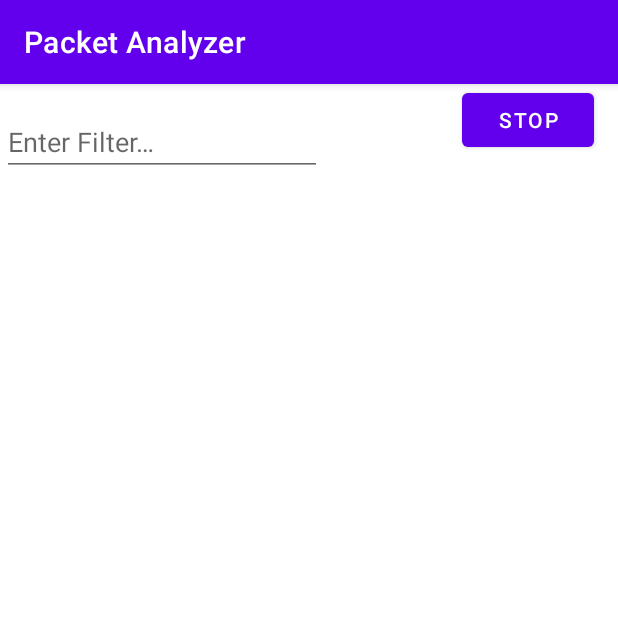
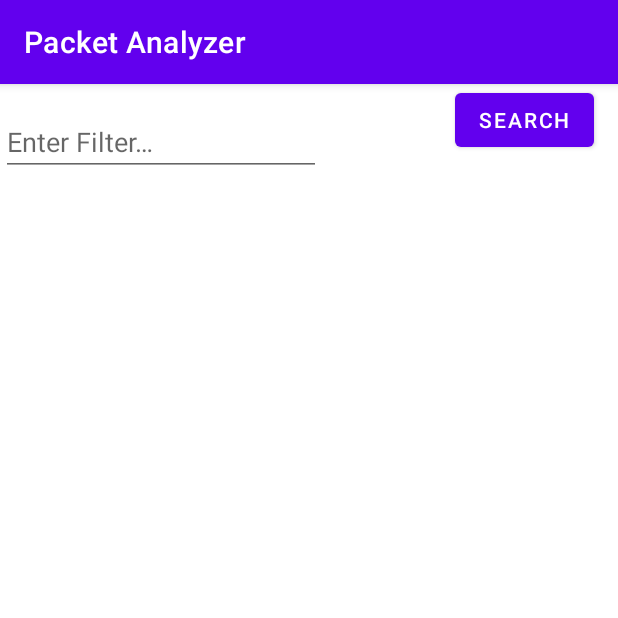
Before and after one commit to comp7082-team2/packetcapture, an Android app: the PacketListView screen opened directly, with no data from a screen before it, on a phone screen of 412 x 824 dp, the top half of it. Run offline under Robolectric (Android 15) with nearby library versions, the phone set to English and light mode, and no system bars; libraries missing offline, so code that uses them is left out: io.pkts, io.pkts.filters, io.pkts.packet, io.pkts.protocol; 1 statement that could not run was skipped.

Commit message:
Fixed button name error

```diff
--- a/app/src/main/res/values/strings.xml
+++ b/app/src/main/res/values/strings.xml
@@ -3,7 +3,7 @@
     <string name="element_text">192.168.0.22:56278 > 192.168.0.23:443</string>
     <string name="title_activity_packet_info">PacketInfoActivity</string>
     <string name="enter_filter">Enter Filter…</string>
-    <string name="stop">STOP</string>
+    <string name="stop">SEARCH</string>
     <string name="packet_captures">Packet Captures</string>
     <string name="capture">Capture</string>
     <string name="import_pcap">Import PCAP</string>
```
